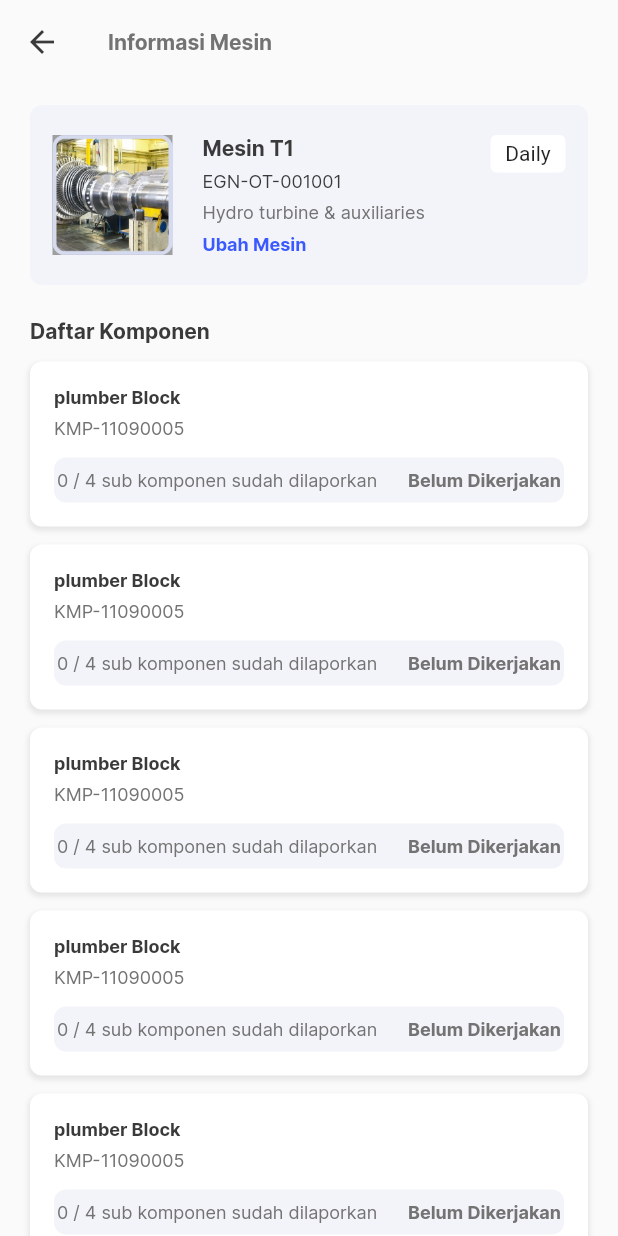
After one commit to framadhan99/PLTA-app, a Flutter app: the screen it shows after launch, after a tap on "Daftar komponen", on a phone screen of 412 x 824 dp. The commit adds this screen. Run offline on Flutter 3.47's test engine with Material 2 defaults, Android fonts, the phone set to English and light mode, and no system bars; our stand-ins replace flutter_svg; missing offline and left inert: dart:ffi.

Commit message:
daftar komponen page

```diff
--- a/lib/config/asset_colors.dart
+++ b/lib/config/asset_colors.dart
@@ -3,8 +3,10 @@ import 'package:flutter/material.dart';
 class AssetColors {
   static const Color primaryColor = Color(0xFF3A3A3A);
   static const Color greyLight = Color(0xff737373);
+  static const Color greyLightes = Color(0xFFF3F4FA);
   static const Color grey = Color(0xff3A3A3A);
   static const Color greyBorder = Color(0xFF79747E);
   static const Color blueDark = Color(0xFF213FAB);
   static const Color colorButton = Color(0xFF3A5AFF);
+  static const Color blue = Color(0xFF3A5AFF);
 }
--- a/lib/config/asset_paths.dart
+++ b/lib/config/asset_paths.dart
@@ -1,3 +1,5 @@
 class AssetPaths {
   static const String icEye = "assets/icons/icEye.svg";
+
+  static const String imgMesin = "assets/images/mesin.png";
 }
--- /dev/null
+++ b/lib/pages/daftar_komponen_page.dart
@@ -0,0 +1,157 @@
+import 'package:flutter/material.dart';
+import 'package:plta_app/config/asset_colors.dart';
+import 'package:plta_app/config/asset_paths.dart';
+import 'package:plta_app/config/asset_style.dart';
+import 'package:plta_app/config/ui_helper.dart';
+import 'package:plta_app/widgets/appbar/appbar_primary.dart';
+import 'package:plta_app/widgets/card/card_grey.dart';
+import 'package:plta_app/widgets/card/card_shadow_widget.dart';
+
+class DaftarKomponen extends StatelessWidget {
+  const DaftarKomponen({super.key});
+
+  @override
+  Widget build(BuildContext context) {
+    return Scaffold(
+      appBar: AppBarPrimary(
+        title: "Informasi Mesin",
+      ),
+      body: SingleChildScrollView(
+        padding: const EdgeInsets.symmetric(horizontal: 20),
+        child: Column(
+          crossAxisAlignment: CrossAxisAlignment.start,
+          children: [
+            CardGrey(
+              height: 120,
+              child: Row(
+                children: [
+                  Container(
+                    width: 80,
+                    height: 80,
+                    decoration: BoxDecoration(
+                      color: Colors.grey,
+                      image: DecorationImage(
+                        fit: BoxFit.cover,
+                        image: AssetImage(
+                          AssetPaths.imgMesin,
+                        ),
+                      ),
+                    ),
+                  ),
+                  horizontalSpace(20),
+                  Column(
+                    mainAxisAlignment: MainAxisAlignment.center,
+                    crossAxisAlignment: CrossAxisAlignment.start,
+                    children: [
+                      Text(
+                        'Mesin T1',
+                        style: AssetStyle.primaryText.copyWith(
+                          fontWeight: FontWeight.w700,
+                          color: AssetColors.primaryColor,
+                        ),
+                      ),
+                      verticalSpace(6),
+                      Text(
+                        'EGN-OT-001001',
+                        style: AssetStyle.desText.copyWith(
+                          fontWeight: FontWeight.w500,
+                          color: AssetColors.primaryColor,
+                        ),
+                      ),
+                      verticalSpace(6),
+                      Text(
+                        'Hydro turbine & auxiliaries',
+                        style: AssetStyle.desText.copyWith(
+                          fontWeight: FontWeight.w500,
+                        ),
+                      ),
+                      verticalSpace(6),
+                      Text(
+                        'Ubah Mesin',
+                        style: AssetStyle.desText.copyWith(
+                          fontWeight: FontWeight.w600,
+                          color: AssetColors.blue,
+                        ),
+                      ),
+                    ],
+                  ),
+                  Spacer(),
+                  Align(
+                    alignment: Alignment.topRight,
+                    child: Container(
+                      width: 50,
+                      height: 25,
+                      decoration: BoxDecoration(
+                        color: Colors.white,
+                        borderRadius: BorderRadius.circular(4),
+                      ),
+                      alignment: Alignment.center,
+                      child: Text('Daily'),
+                    ),
+                  )
+                ],
+              ),
+            ),
+            verticalSpace(22),
+            Text(
+              'Daftar Komponen',
+              style: AssetStyle.bigTitle.copyWith(fontSize: 14),
+            ),
+            verticalSpace(12),
+            ...List.generate(
+              10,
+              (int index) => Padding(
+                padding: const EdgeInsets.only(
+                  bottom: 12,
+                ),
+                child: CardShadow(
+                  height: 110,
+                  width: screenWidth(context),
+                  child: Column(
+                    crossAxisAlignment: CrossAxisAlignment.start,
+                    children: [
+                      Text(
+                        'plumber Block',
+                        style: AssetStyle.bigTitle.copyWith(fontSize: 12),
+                      ),
+                      verticalSpace(6),
+                      Text(
+                        'KMP-11090005',
+                        style: AssetStyle.desText.copyWith(
+                          fontWeight: FontWeight.w500,
+                        ),
+                      ),
+                      verticalSpace(12),
+                      CardGrey(
+                        padding: EdgeInsets.symmetric(horizontal: 2),
+                        height: 30,
+                        child: Row(
+                          crossAxisAlignment: CrossAxisAlignment.center,
+                          children: [
+                            Text(
+                              '0 / 4 sub komponen sudah dilaporkan',
+                              style: AssetStyle.desText.copyWith(
+                                fontWeight: FontWeight.w500,
+                              ),
+                            ),
+                            Spacer(),
+                            Text(
+                              'Belum Dikerjakan',
+                              style: AssetStyle.desText.copyWith(
+                                  fontWeight: FontWeight.w600,
+                                  overflow: TextOverflow.ellipsis),
+                            ),
+                          ],
+                        ),
+                      )
+                    ],
+                  ),
+                ),
+              ),
+            )
+          ],
+        ),
+      ),
+    );
+  }
+}
--- a/lib/pages/dashboard_page.dart
+++ b/lib/pages/dashboard_page.dart
@@ -1,4 +1,6 @@
 import 'package:flutter/material.dart';
+import 'package:plta_app/config/asset_style.dart';
+import 'package:plta_app/pages/daftar_komponen_page.dart';
 import 'package:plta_app/pages/login_page.dart';
 
 class DashboardPage extends StatelessWidget {
@@ -6,8 +8,9 @@ class DashboardPage extends StatelessWidget {
 
   @override
   Widget build(BuildContext context) {
-    List<Widget> pages = [
-      LoginPage(),
+    List<List> pages = [
+      [LoginPage(), 'Login'],
+      [DaftarKomponen(), 'Daftar komponen']
     ];
     return Scaffold(
       body: ListView.builder(
@@ -17,7 +20,7 @@ class DashboardPage extends StatelessWidget {
             Navigator.push(
                 context,
                 MaterialPageRoute(
-                  builder: (context) => pages[index],
+                  builder: (context) => pages[index][0],
                 ));
           },
           child: Container(
@@ -25,7 +28,12 @@ class DashboardPage extends StatelessWidget {
             height: 50,
             decoration: BoxDecoration(color: Colors.indigo),
             alignment: Alignment.center,
-            child: Text('Login'),
+            child: Text(
+              pages[index][1],
+              style: AssetStyle.primaryText.copyWith(
+                color: Colors.white,
+              ),
+            ),
           ),
         ),
       ),
--- /dev/null
+++ b/lib/widgets/appbar/appbar_primary.dart
@@ -0,0 +1,31 @@
+import 'package:flutter/material.dart';
+
+import 'package:plta_app/config/asset_colors.dart';
+import 'package:plta_app/config/asset_style.dart';
+
+class AppBarPrimary extends StatelessWidget implements PreferredSizeWidget {
+  const AppBarPrimary({
+    Key? key,
+    required this.title,
+  }) : super(key: key);
+
+  final String title;
+  @override
+  Widget build(BuildContext context) {
+    return AppBar(
+        backgroundColor: Colors.transparent,
+        elevation: 0,
+        iconTheme: IconThemeData(
+          color: AssetColors.primaryColor,
+        ),
+        title: Text(
+          title,
+          style: AssetStyle.primaryText.copyWith(
+              fontWeight: FontWeight.w600, color: AssetColors.greyLight),
+        ));
+  }
+
+  @override
+  // TODO: implement preferredSize
+  Size get preferredSize => Size.fromHeight(70);
+}
--- /dev/null
+++ b/lib/widgets/card/card_grey.dart
@@ -0,0 +1,38 @@
+import 'package:flutter/material.dart';
+
+import 'package:plta_app/config/asset_colors.dart';
+import 'package:plta_app/config/ui_helper.dart';
+
+class CardGrey extends StatelessWidget {
+  const CardGrey({
+    Key? key,
+    required this.height,
+    required this.child,
+    this.width,
+    this.padding,
+  }) : super(key: key);
+
+  final double height;
+  final double? width;
+  final Widget child;
+  final EdgeInsets? padding;
+
+  @override
+  Widget build(BuildContext context) {
+    return Container(
+      padding: padding ??
+          EdgeInsets.only(
+            left: 15,
+            right: 15,
+            top: 20,
+            bottom: 20,
+          ),
+      height: height,
+      width: width ?? screenWidth(context),
+      decoration: BoxDecoration(
+          color: AssetColors.greyLightes,
+          borderRadius: BorderRadius.circular(8)),
+      child: child,
+    );
+  }
+}
--- /dev/null
+++ b/lib/widgets/card/card_shadow_widget.dart
@@ -0,0 +1,39 @@
+import 'dart:ffi';
+
+import 'package:flutter/material.dart';
+
+class CardShadow extends StatelessWidget {
+  const CardShadow({
+    Key? key,
+    required this.height,
+    required this.width,
+    required this.child,
+    this.padding,
+  }) : super(key: key);
+
+  final double height;
+  final double width;
+  final Widget child;
+  final EdgeInsets? padding;
+
+  @override
+  Widget build(BuildContext context) {
+    return Container(
+      padding: padding ?? EdgeInsets.all(16),
+      height: height,
+      width: width,
+      decoration: BoxDecoration(
+        color: Colors.white,
+        borderRadius: BorderRadius.circular(8),
+        boxShadow: [
+          BoxShadow(
+              color: Color(0x14000000),
+              spreadRadius: 1,
+              blurRadius: 2,
+              offset: Offset(0, 2))
+        ],
+      ),
+      child: child,
+    );
+  }
+}
```
Also changed, not shown: assets/images/mesin.png (added).
